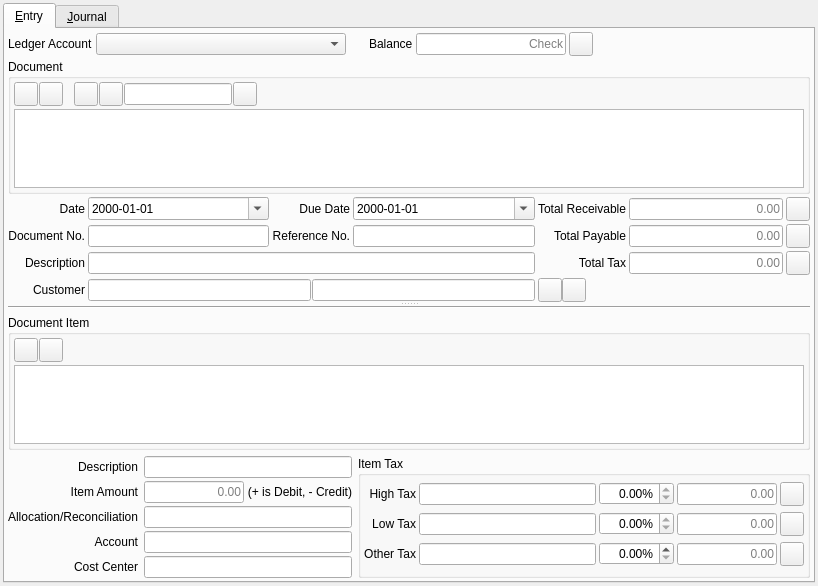
The window that acc/src/gui/acc_gltransactionwidget.ui (hermixy/biluna) describes before a commit, drawn with Qt 5.
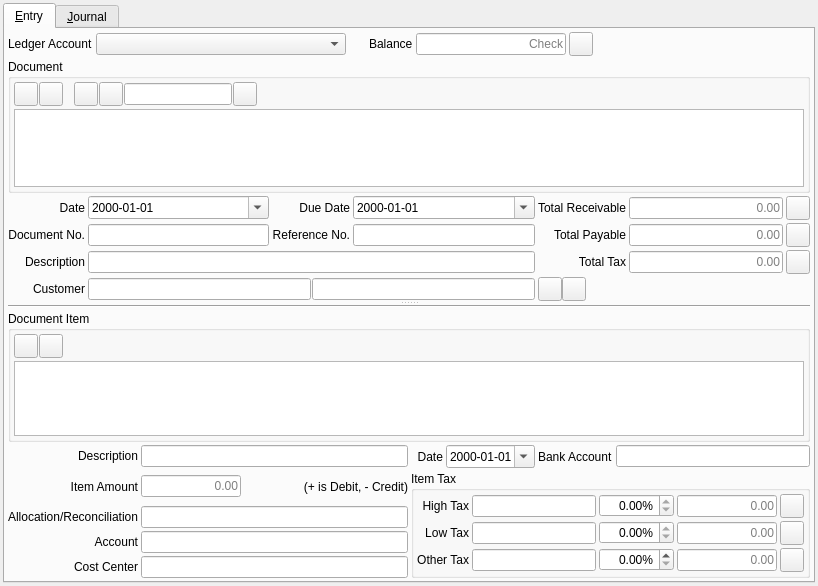
The same window after the commit. Icons and pictures are not drawn. Custom widgets are drawn as their Qt base class.

Commit message:
ACC bank account added and date of bank item added as visual to user
Important the imported bank data is unchanged, accrued invoice SQL updated

```diff
--- a/acc/src/gui/acc_gltransactionwidget.ui
+++ b/acc/src/gui/acc_gltransactionwidget.ui
@@ -807,8 +807,11 @@
            </item>
           </layout>
          </widget>
-         <widget class="QWidget" name="layoutWidget_1">
-          <layout class="QGridLayout" name="gridLayout_9" columnstretch="2,3">
+         <widget class="QWidget" name="">
+          <layout class="QGridLayout" name="gridLayout_9">
+           <property name="spacing">
+            <number>3</number>
+           </property>
            <item row="0" column="0" colspan="2">
             <widget class="Line" name="line">
              <property name="orientation">
@@ -952,7 +955,7 @@
              </layout>
             </widget>
            </item>
-           <item row="2" column="0">
+           <item row="2" column="0" rowspan="2">
             <layout class="QGridLayout" name="gridLayout_8">
              <property name="verticalSpacing">
               <number>3</number>
@@ -1134,6 +1137,37 @@
             </layout>
            </item>
            <item row="2" column="1">
+            <layout class="QHBoxLayout" name="horizontalLayout_3">
+             <item>
+              <widget class="QLabel" name="lblItemDate">
+               <property name="text">
+                <string>  Date</string>
+               </property>
+              </widget>
+             </item>
+             <item>
+              <widget class="QDateEdit" name="deItemDate">
+               <property name="displayFormat">
+                <string>yyyy-MM-dd</string>
+               </property>
+               <property name="calendarPopup">
+                <bool>true</bool>
+               </property>
+              </widget>
+             </item>
+             <item>
+              <widget class="QLabel" name="lblItemBankAccount">
+               <property name="text">
+                <string>Bank Account</string>
+               </property>
+              </widget>
+             </item>
+             <item>
+              <widget class="QLineEdit" name="leItemBankAccount"/>
+             </item>
+            </layout>
+           </item>
+           <item row="3" column="1">
             <widget class="QGroupBox" name="gbItemTax">
              <property name="sizePolicy">
               <sizepolicy hsizetype="Expanding" vsizetype="Preferred">
```
The commit also changes 6 other files.
